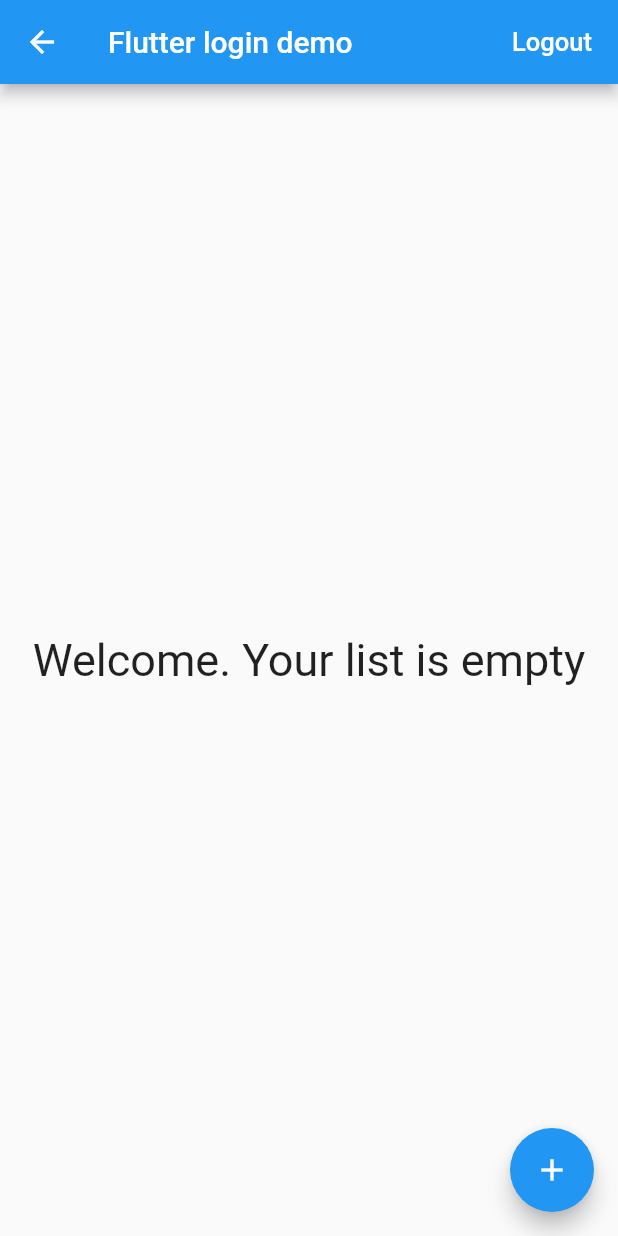
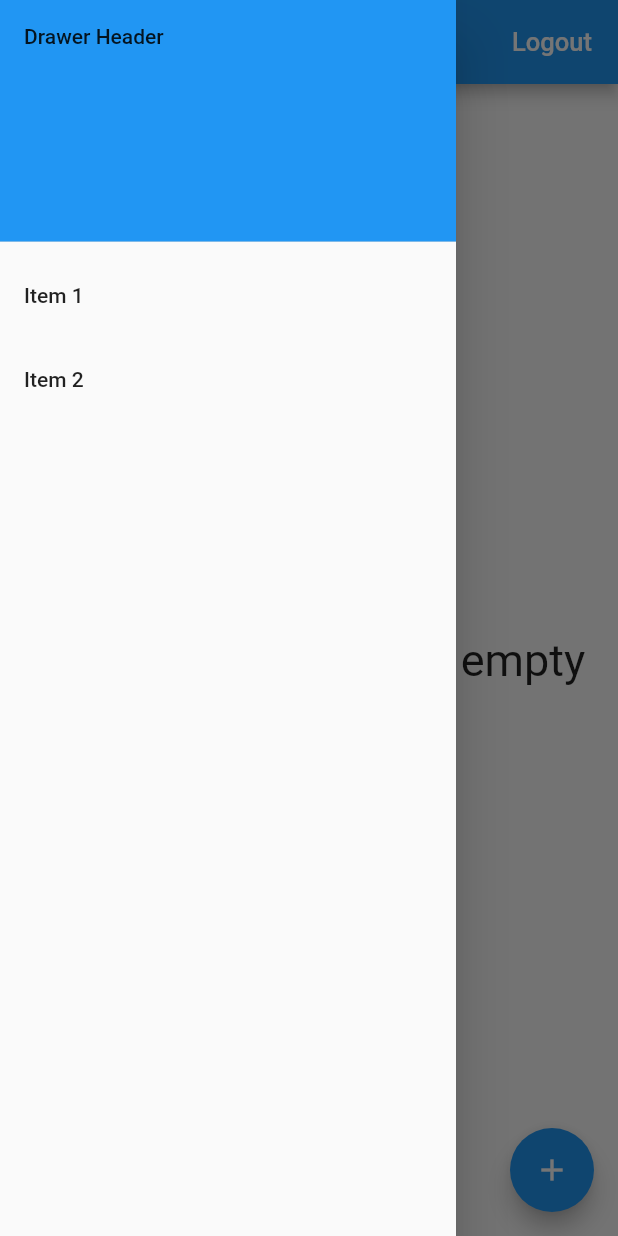
Before and after one commit to mervebasak/piton_todo_task, a Flutter app: the HomePage screen opened directly, with the side drawer open (before the commit the screen has no drawer), on a phone screen of 412 x 824 dp. Run offline on Flutter 3.47's test engine with Material 2 defaults, Android fonts, the phone set to English and light mode, and no system bars; our stand-ins replace firebase_auth, firebase_database; accounts and stored records are empty.

```diff
--- a/lib/homepage.dart
+++ b/lib/pages/homepage.dart
@@ -1,7 +1,7 @@
 import 'package:flutter/material.dart';
-import 'package:task_manager_app/authentication.dart';
+import 'package:task_manager_app/services/authentication.dart';
 import 'package:firebase_database/firebase_database.dart';
-import 'package:task_manager_app/todo.dart';
+import 'package:task_manager_app/models/todo.dart';
 import 'dart:async';
 
 
@@ -260,6 +260,41 @@ class _HomePageState extends State<HomePage> {
           ],
         ),
         body: showTodoList(),
+        drawer: Drawer(
+          // Add a ListView to the drawer. This ensures the user can scroll
+          // through the options in the drawer if there isn't enough vertical
+          // space to fit everything.
+          child: ListView(
+            // Important: Remove any padding from the ListView.
+            padding: EdgeInsets.zero,
+            children: <Widget>[
+              DrawerHeader(
+                child: Text('Drawer Header'),
+                decoration: BoxDecoration(
+                  color: Colors.blue,
+                ),
+              ),
+              ListTile(
+                title: Text('Item 1'),
+                onTap: () {
+                  // Update the state of the app
+                  // ...
+                  // Then close the drawer
+                  Navigator.pop(context);
+                },
+              ),
+              ListTile(
+                title: Text('Item 2'),
+                onTap: () {
+                  // Update the state of the app
+                  // ...
+                  // Then close the drawer
+                  Navigator.pop(context);
+                },
+              ),
+            ],
+          ),
+        ),
         floatingActionButton: FloatingActionButton(
           onPressed: () {
             showAddTodoDialog(context);
--- a/lib/loginpage.dart
+++ b/lib/pages/loginpage.dart
@@ -1,5 +1,5 @@
 import 'package:flutter/material.dart';
-import 'package:task_manager_app/authentication.dart';
+import 'package:task_manager_app/services/authentication.dart';
 
 class LoginPage extends StatefulWidget {
   LoginPage({this.auth, this.loginCallback});
--- a/lib/rootpage.dart
+++ b/lib/pages/rootpage.dart
@@ -1,7 +1,7 @@
 import 'package:flutter/material.dart';
-import 'package:task_manager_app/loginpage.dart';
-import 'package:task_manager_app/authentication.dart';
-import 'package:task_manager_app/homepage.dart';
+import 'package:task_manager_app/pages/loginpage.dart';
+import 'package:task_manager_app/services/authentication.dart';
+import 'package:task_manager_app/pages/homepage.dart';
 
 enum AuthStatus {
   NOT_DETERMINED,
```
Also changed, not shown: lib/main.dart (+5 -2 lines), lib/models/todo.dart (renamed from lib/todo.dart), lib/services/authentication.dart (renamed from lib/authentication.dart), 2 other files.
